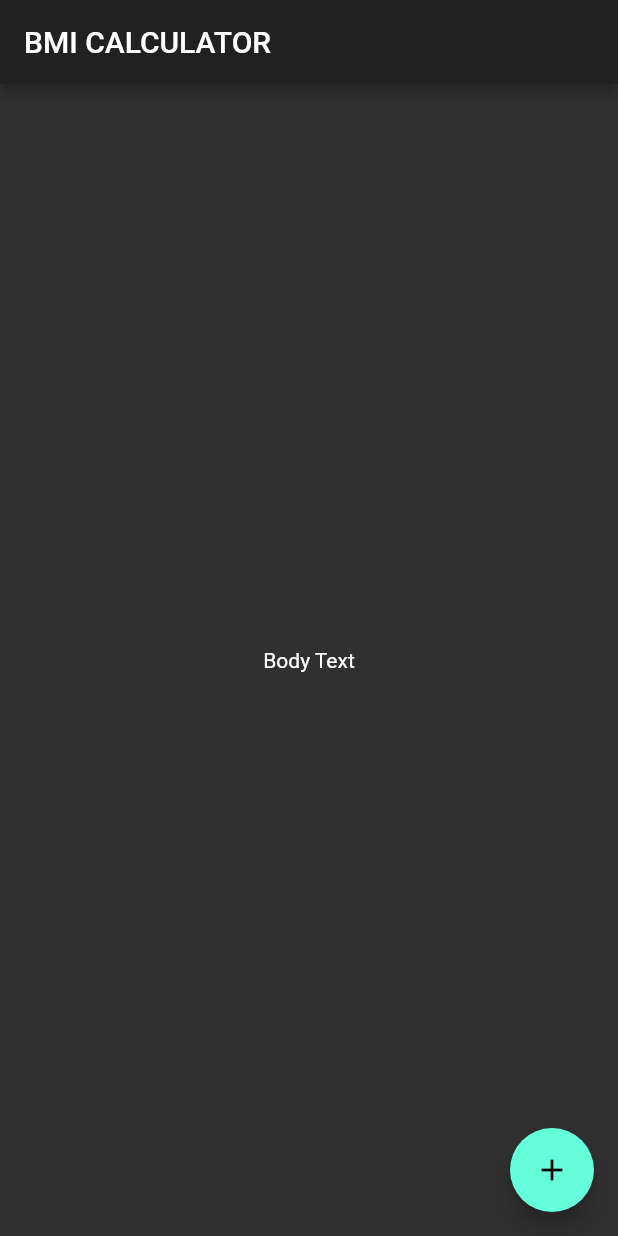
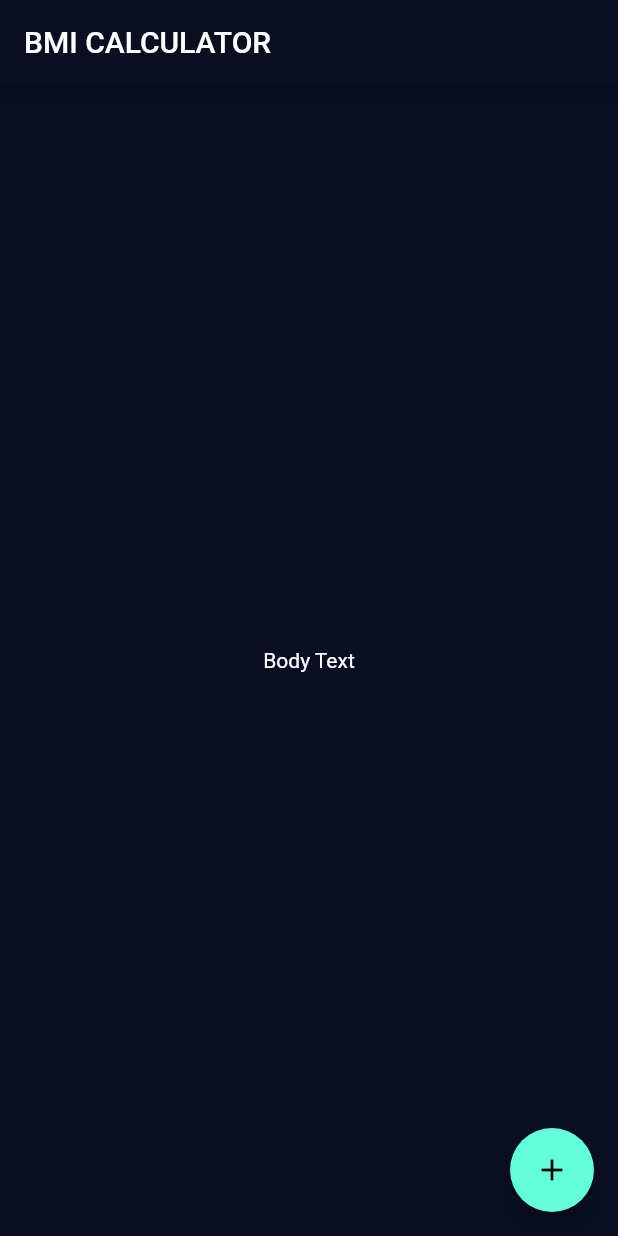
Before and after one commit to dtodt/bmi-calculator, a Flutter app: the screen it shows after launch, on a phone screen of 412 x 824 dp. Run offline on Flutter 3.47's test engine with Material 2 defaults, Android fonts, the phone set to English and light mode, and no system bars.

Commit message:
style: primary color

```diff
--- a/lib/main.dart
+++ b/lib/main.dart
@@ -5,9 +5,14 @@ void main() => runApp(CalculatorApp());
 class CalculatorApp extends StatelessWidget {
   @override
   Widget build(BuildContext context) {
+    const primaryColor = Color(0xFF0A0E21);
+
     return MaterialApp(
-      title: 'Flutter Demo',
-      theme: ThemeData.dark(),
+      title: 'BMI CALCULATOR',
+      theme: ThemeData.dark().copyWith(
+        primaryColor: primaryColor,
+        scaffoldBackgroundColor: primaryColor,
+      ),
       home: InputPage(),
     );
   }
```
